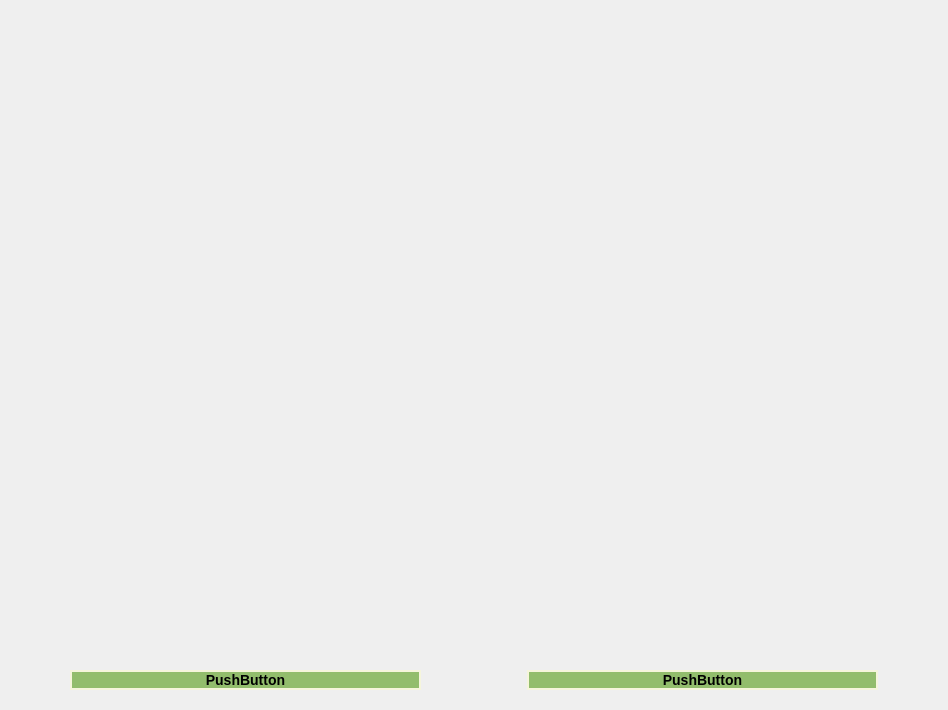
Above: trippage.ui from The-afroman/CS1D-vacation-project before the change. Below: the same form after it.
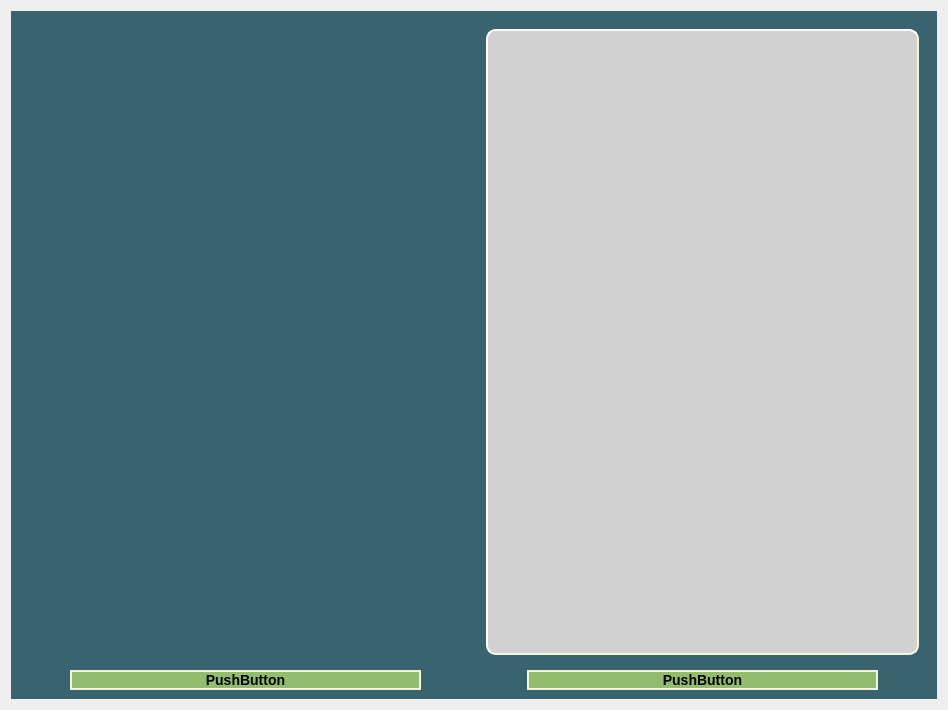
That is the form after the change.

Commit message: added quick style sheet because old one got deleted

```diff
--- a/trippage.ui
+++ b/trippage.ui
@@ -16,6 +16,9 @@
   <layout class="QGridLayout" name="gridLayout_2">
    <item row="2" column="0">
     <widget class="QWidget" name="widget" native="true">
+     <property name="styleSheet">
+      <string notr="true">background-color: rgb(58, 99, 112)</string>
+     </property>
      <layout class="QGridLayout" name="gridLayout">
       <item row="1" column="1">
        <widget class="QPushButton" name="pushButton">
@@ -81,6 +84,16 @@
         <layout class="QHBoxLayout" name="horizontalLayout">
          <item>
           <widget class="QWidget" name="LabelWidget" native="true">
+           <property name="styleSheet">
+            <string notr="true">background-color: rgb(209, 209, 209);
+    border-style: outset;
+    border-width: 2px;
+    border-radius: 10px;
+    border-color: beige;
+    font: bold 14px;
+    min-width: 10em;
+    padding: 6px;</string>
+           </property>
            <layout class="QVBoxLayout" name="verticalLayout_4">
             <item>
              <layout class="QVBoxLayout" name="vboxLabel">
@@ -103,6 +116,9 @@
         <layout class="QVBoxLayout" name="verticalLayout">
          <item>
           <widget class="QWidget" name="cityTitleWidget" native="true">
+           <property name="styleSheet">
+            <string notr="true"/>
+           </property>
            <layout class="QVBoxLayout" name="verticalLayout_2">
             <item>
              <layout class="QVBoxLayout" name="titleVBox"/>
```
